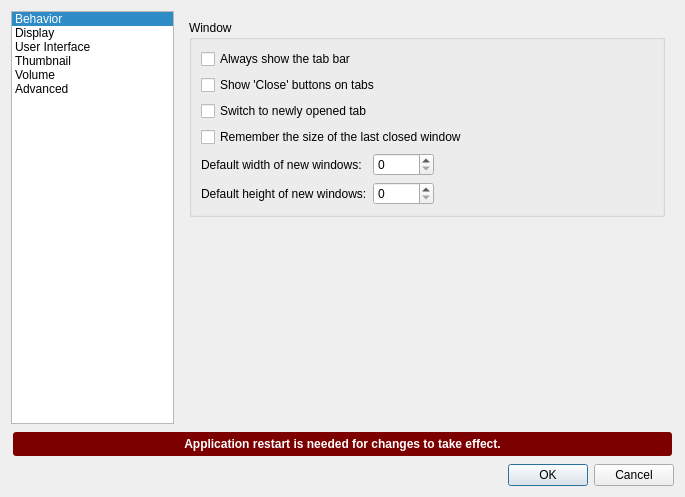
Old version of the form pcmanfm/preferences.ui in the repository lxqt/pcmanfm-qt.
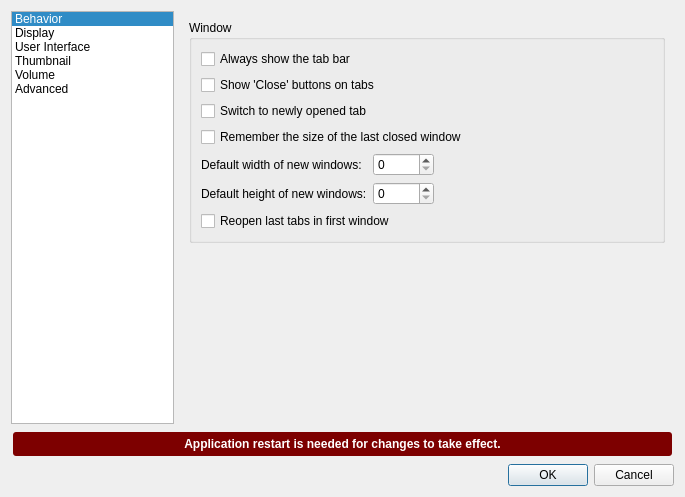
New version of the form. The open tabs and pages were chosen to show the change.

Commit message: Added an option to open tabs of last window

Diff of the .ui file:
```diff
--- a/pcmanfm/preferences.ui
+++ b/pcmanfm/preferences.ui
@@ -556,6 +556,13 @@
               </property>
              </widget>
             </item>
+            <item row="6" column="0" colspan="2">
+             <widget class="QCheckBox" name="reopenLastTabs">
+              <property name="text">
+               <string>Reopen last tabs in first window</string>
+              </property>
+             </widget>
+            </item>
            </layout>
           </widget>
          </item>
```
The commit also changes 7 other files.
